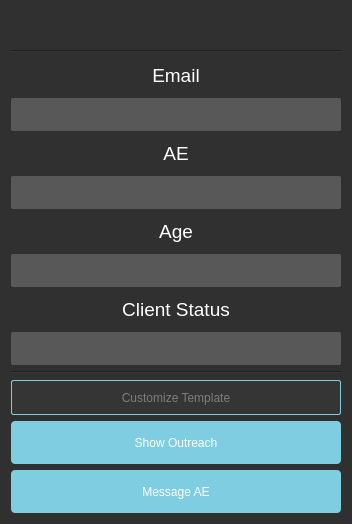
caiocardoso28/redesigned_app, file client_info.ui: the form before one commit.
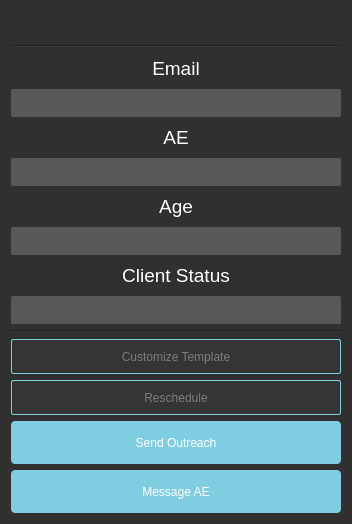
The form after the commit.

Commit message: Made some changes to the UI & added calview

```diff
--- a/client_info.ui
+++ b/client_info.ui
@@ -432,6 +432,40 @@
      </property>
     </widget>
    </item>
+   <item>
+    <widget class="QPushButton" name="pushButton_4">
+     <property name="styleSheet">
+      <string notr="true">QPushButton {
+    background-color: rgb(53, 53, 53);
+    color: rgb(125, 125, 125);
+    border: 1px solid #7fcde1;
+    border-radius: 2px;
+    padding: 4px;
+    font: 10pt &quot;Arial&quot;;
+    height: 25px;
+    
+    
+    
+}
+
+/* Add a hover effect to buttons */
+QPushButton:hover {
+    background: rgb(71, 71, 71);
+    font: rgb(204, 204, 204);
+    color: #ffffff
+}
+
+/* Add a pressed effect to buttons */
+QPushButton:pressed {
+    background: qlineargradient(x1: 0, y1: 0, x2: 0, y2: 1,
+    stop: 0 #ff9d00, stop: 1 #ffb900);
+}</string>
+     </property>
+     <property name="text">
+      <string>Reschedule</string>
+     </property>
+    </widget>
+   </item>
    <item>
     <widget class="QPushButton" name="pushButton">
      <property name="enabled">
@@ -441,7 +475,7 @@
       <string notr="true">\</string>
      </property>
      <property name="text">
-      <string>Show Outreach</string>
+      <string>Send Outreach</string>
      </property>
     </widget>
    </item>
```
The commit also changes 1 other file.
